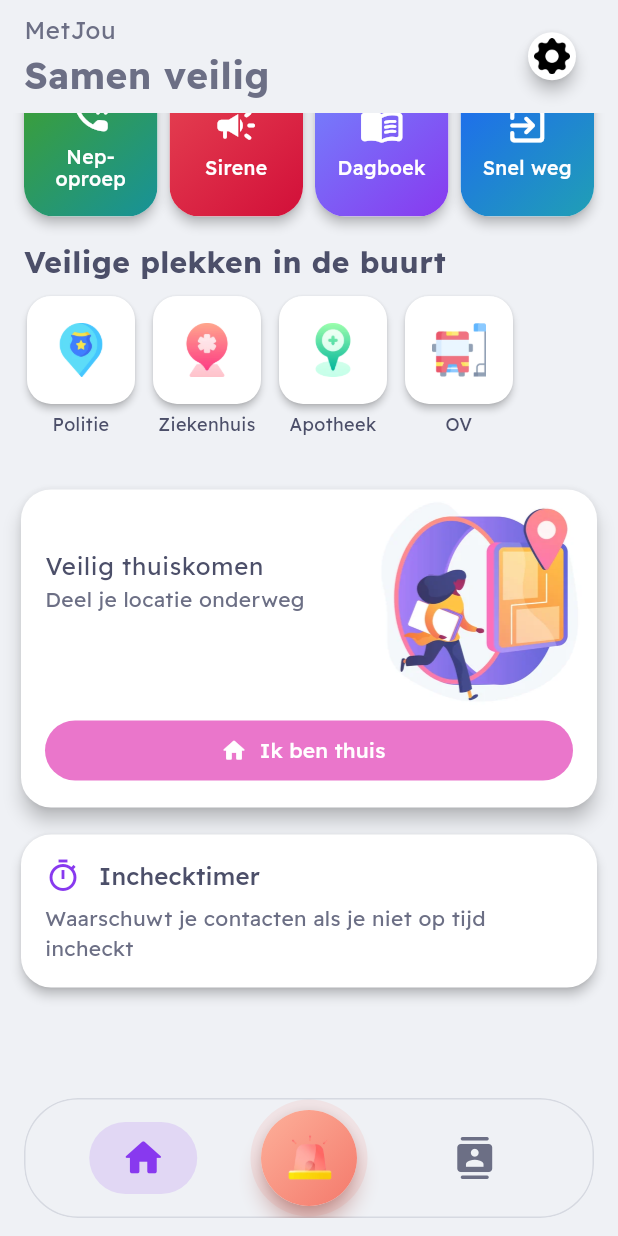
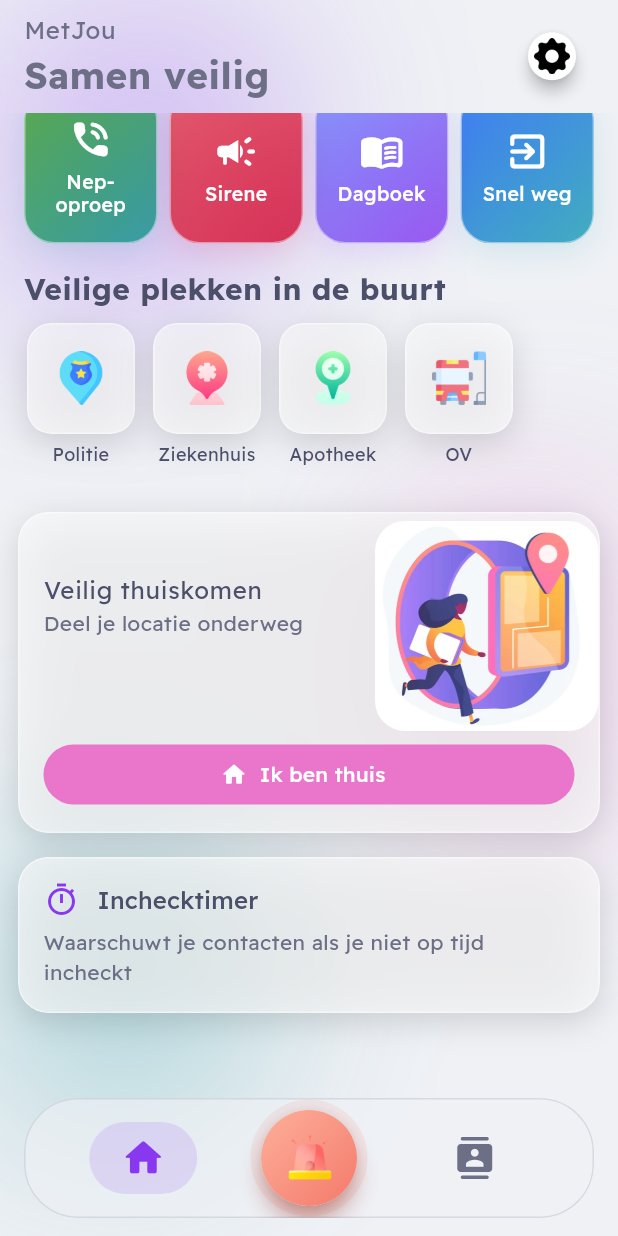
Before and after one commit to adam-bouafia/metjou, a Flutter app: the Dashboard screen opened directly, scrolled down 576 dp, after a tap on the "home" icon, on a phone screen of 412 x 824 dp. Run offline on Flutter 3.47's test engine with Material 3 defaults, Android fonts, the phone set to English and light mode, and no system bars; our stand-ins replace audioplayers, battery_plus, carousel_slider, flutter_local_notifications, flutter_markdown_plus, flutter_native_contact_picker and 14 more; missing offline and left inert: another_telephony, flutter_phone_direct_caller, quick_actions, shake, workmanager; accounts and stored records are empty.

Commit message:
feat(home): frosted-glass emergency cards and home panels
Emergency cards, Quick help tiles, safe-place tiles, the Get home safe
card and the check-in card are glass panels over soft blurred colour
shapes behind the home screen, in light and dark mode.

```diff
--- a/lib/features/check_in/presentation/check_in_card.dart
+++ b/lib/features/check_in/presentation/check_in_card.dart
@@ -3,6 +3,7 @@ import 'dart:async';
 import 'package:flutter/material.dart';
 import 'package:fluttertoast/fluttertoast.dart';
 import 'package:metjou/core/localization/app_locale.dart';
+import 'package:metjou/core/widgets/glass.dart';
 import 'package:metjou/features/check_in/data/check_in_service.dart';
 
 const _choices = [15, 30, 60, 120];
@@ -107,11 +108,8 @@ class _CheckInCardState extends State<CheckInCard> {
     final scheme = Theme.of(context).colorScheme;
     final deadline = CheckInService.deadline.value;
     return Padding(
-      padding: const EdgeInsets.symmetric(horizontal: 10, vertical: 5),
-      child: Card(
-        elevation: 3,
-        clipBehavior: Clip.antiAlias,
-        child: InkWell(
+      padding: const EdgeInsets.fromLTRB(12, 6, 12, 10),
+      child: GlassPanel(
         onTap: deadline == null ? _start : null,
         child: Padding(
           padding: const EdgeInsets.all(16),
@@ -171,7 +169,6 @@ class _CheckInCardState extends State<CheckInCard> {
           ),
         ),
       ),
-      ),
     );
   }
 }
--- a/lib/features/emergency/presentation/emergency.dart
+++ b/lib/features/emergency/presentation/emergency.dart
@@ -2,6 +2,7 @@ import 'package:flutter/material.dart';
 import 'package:metjou/core/theme/app_theme.dart';
 import 'package:metjou/core/localization/app_locale.dart';
 import 'package:metjou/core/services/phone_call.dart';
+import 'package:metjou/core/widgets/glass.dart';
 
 class EmergencyNumber {
   const EmergencyNumber(
@@ -72,7 +73,7 @@ class Emergency extends StatelessWidget {
   @override
   Widget build(BuildContext context) {
     return SizedBox(
-      height: 180,
+      height: 196,
       child: ListView(
         physics: const BouncingScrollPhysics(),
         scrollDirection: Axis.horizontal,
@@ -93,23 +94,18 @@ class EmergencyCard extends StatelessWidget {
   @override
   Widget build(BuildContext context) {
     return Padding(
-      padding: const EdgeInsetsDirectional.only(start: 4, bottom: 6),
-      child: Card(
-        elevation: 5,
-        clipBehavior: Clip.antiAlias,
-        shape: RoundedRectangleBorder(borderRadius: BorderRadius.circular(20)),
-        child: InkWell(
+      padding: const EdgeInsetsDirectional.only(
+        start: 6,
+        end: 2,
+        top: 4,
+        bottom: 14,
+      ),
+      child: GlassPanel(
+        colors: entry.colors,
         onTap: () => callNumber(entry.number),
         child: Container(
           width: MediaQuery.of(context).size.width * 0.72,
           padding: const EdgeInsets.all(14),
-            decoration: BoxDecoration(
-              gradient: LinearGradient(
-                colors: entry.colors,
-                begin: Alignment.topLeft,
-                end: Alignment.bottomRight,
-              ),
-            ),
           child: Column(
             crossAxisAlignment: CrossAxisAlignment.start,
             children: [
@@ -194,7 +190,6 @@ class EmergencyCard extends StatelessWidget {
           ),
         ),
       ),
-      ),
     );
   }
 }
--- a/lib/features/get_home_safe/presentation/safe_home.dart
+++ b/lib/features/get_home_safe/presentation/safe_home.dart
@@ -2,6 +2,7 @@ import 'package:flutter/material.dart';
 import 'package:flutter_spinkit/flutter_spinkit.dart';
 import 'package:fluttertoast/fluttertoast.dart';
 import 'package:metjou/core/localization/app_locale.dart';
+import 'package:metjou/core/widgets/glass.dart';
 import 'package:metjou/core/services/background_services.dart';
 import 'package:metjou/features/check_in/data/check_in_service.dart';
 import 'package:metjou/features/get_home_safe/data/get_home_safe_service.dart';
@@ -59,17 +60,11 @@ class _SafeHomeState extends State<SafeHome> {
   @override
   Widget build(BuildContext context) {
     return Padding(
-      padding: const EdgeInsets.symmetric(horizontal: 10.0, vertical: 5),
-      child: InkWell(
+      padding: const EdgeInsets.fromLTRB(12, 6, 12, 10),
+      child: GlassPanel(
         onTap: _openSheet,
-        child: Card(
-          elevation: 5,
-          shape: RoundedRectangleBorder(
-            borderRadius: BorderRadius.circular(20),
-          ),
-          child: Container(
+        child: SizedBox(
           width: MediaQuery.of(context).size.width * 0.7,
-            decoration: BoxDecoration(borderRadius: BorderRadius.circular(20)),
           child: Column(
             children: [
               SizedBox(
@@ -99,9 +94,7 @@ class _SafeHomeState extends State<SafeHome> {
                               child: Row(
                                 children: [
                                   SpinKitDoubleBounce(
-                                      color: Theme.of(
-                                        context,
-                                      ).colorScheme.error,
+                                    color: Theme.of(context).colorScheme.error,
                                     size: 15,
                                   ),
                                   SizedBox(width: 15),
@@ -143,7 +136,6 @@ class _SafeHomeState extends State<SafeHome> {
           ),
         ),
       ),
-      ),
     );
   }
 }
--- a/lib/features/home/presentation/home.dart
+++ b/lib/features/home/presentation/home.dart
@@ -11,6 +11,7 @@ import 'package:metjou/features/check_in/presentation/check_in_card.dart';
 import 'package:metjou/features/get_home_safe/presentation/safe_home.dart';
 import 'package:metjou/core/localization/app_locale.dart';
 import 'package:metjou/core/widgets/entrance.dart';
+import 'package:metjou/core/widgets/glass.dart';
 
 class Home extends StatefulWidget {
   const Home({super.key});
@@ -42,7 +43,8 @@ class _HomeState extends State<Home> {
   @override
   Widget build(BuildContext context) {
     final l10n = context.l10n;
-    return Column(
+    return GlassBackground(
+      child: Column(
         crossAxisAlignment: CrossAxisAlignment.start,
         children: [
           DashAppbar(onTap: nextQuote, quoteIndex: quoteIndex),
@@ -76,6 +78,7 @@ class _HomeState extends State<Home> {
             ),
           ),
         ],
+      ),
     );
   }
 }
--- a/lib/features/home/presentation/widgets/quick_tools.dart
+++ b/lib/features/home/presentation/widgets/quick_tools.dart
@@ -1,6 +1,7 @@
 import 'package:flutter/material.dart';
 import 'package:metjou/core/localization/app_locale.dart';
 import 'package:metjou/core/theme/app_theme.dart';
+import 'package:metjou/core/widgets/glass.dart';
 import 'package:metjou/core/widgets/quick_exit_button.dart';
 import 'package:metjou/features/diary/presentation/diary_screen.dart';
 import 'package:metjou/features/fake_call/presentation/fake_call_sheet.dart';
@@ -79,22 +80,12 @@ class _ToolTile extends StatelessWidget {
 
   @override
   Widget build(BuildContext context) {
-    return Card(
-      margin: EdgeInsets.zero,
-      clipBehavior: Clip.antiAlias,
-      elevation: 3,
-      child: InkWell(
+    return GlassPanel(
+      colors: colors,
       onTap: onTap,
-        child: Ink(
+      child: Container(
         height: 100,
         padding: const EdgeInsets.symmetric(horizontal: 6),
-          decoration: BoxDecoration(
-            gradient: LinearGradient(
-              colors: colors,
-              begin: Alignment.topLeft,
-              end: Alignment.bottomRight,
-            ),
-          ),
         child: Column(
           mainAxisAlignment: MainAxisAlignment.center,
           children: [
@@ -115,7 +106,6 @@ class _ToolTile extends StatelessWidget {
           ],
         ),
       ),
-      ),
     );
   }
 }
--- a/lib/features/safe_places/presentation/live_safe.dart
+++ b/lib/features/safe_places/presentation/live_safe.dart
@@ -1,6 +1,7 @@
 import 'package:flutter/material.dart';
 import 'package:fluttertoast/fluttertoast.dart';
 import 'package:metjou/core/localization/app_locale.dart';
+import 'package:metjou/core/widgets/glass.dart';
 import 'package:url_launcher/url_launcher.dart';
 
 /// Width of each place tile; its label is kept to the same width.
@@ -44,19 +45,12 @@ class LiveSafe extends StatelessWidget {
                 width: _tileSize,
                 child: Column(
                   children: [
-                    Card(
-                      margin: EdgeInsets.zero,
-                      elevation: 2,
-                      shape: RoundedRectangleBorder(
-                        borderRadius: BorderRadius.circular(16),
-                      ),
-                      child: InkWell(
-                        borderRadius: BorderRadius.circular(16),
-                        onTap: () => _openMap(context, query),
-                        child: SizedBox.square(
-                          dimension: _tileSize,
-                          child: Center(child: Image.asset(icon, height: 36)),
-                        ),
+                    GlassPanel(
+                      radius: 16,
+                      onTap: () => _openMap(context, query),
+                      child: SizedBox.square(
+                        dimension: _tileSize,
+                        child: Center(child: Image.asset(icon, height: 36)),
                       ),
                     ),
                     const SizedBox(height: 6),
```
Lines whose indentation alone changed are shown as unchanged.
